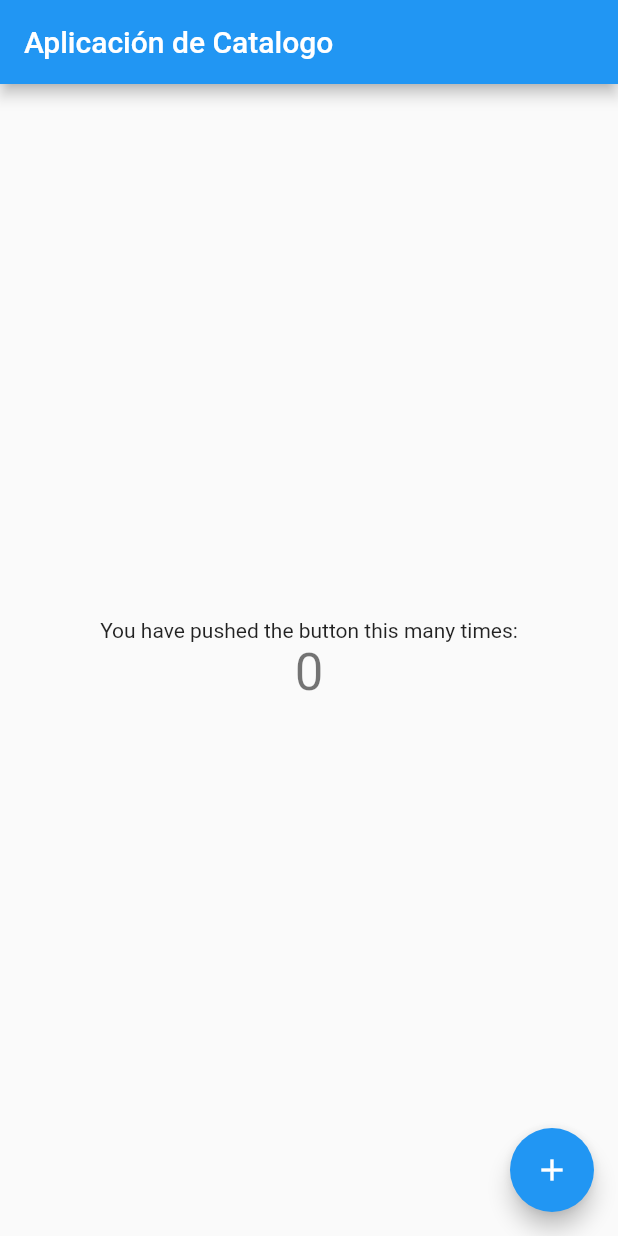
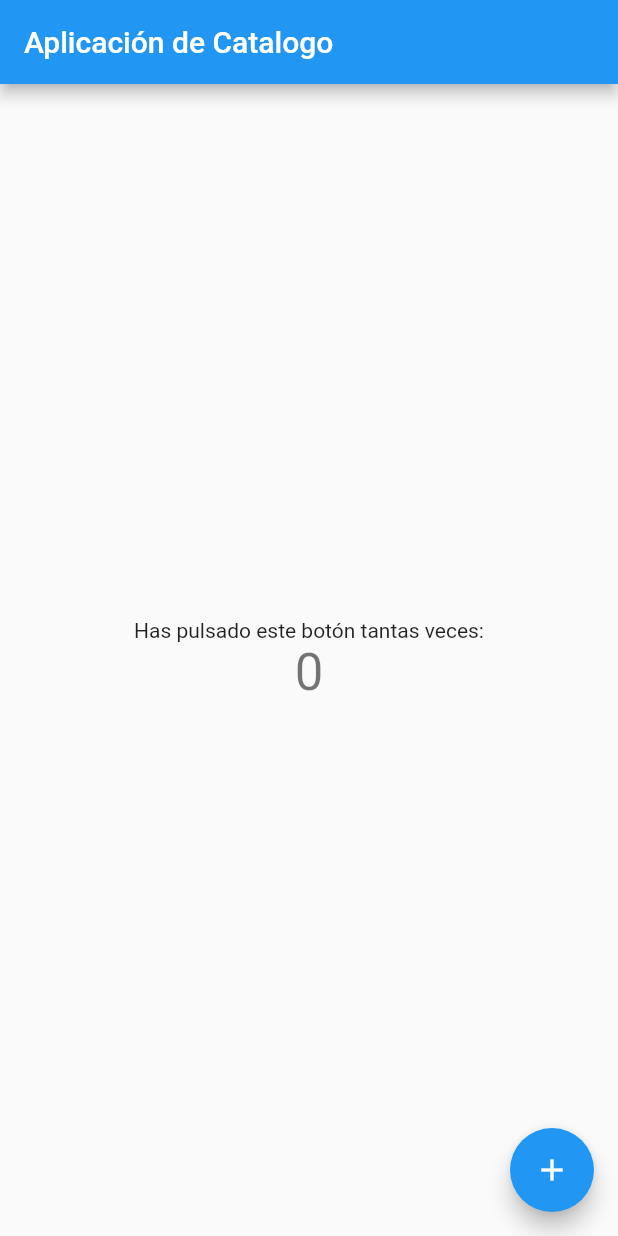
Before and after one commit to lufuz/app_catalogo, a Flutter app: the screen it shows after launch, on a phone screen of 412 x 824 dp. Run offline on Flutter 3.47's test engine with Material 2 defaults, Android fonts, the phone set to English and light mode, and no system bars.

Commit message:
se cambio un texto

```diff
--- a/lib/main.dart
+++ b/lib/main.dart
@@ -96,7 +96,7 @@
           mainAxisAlignment: MainAxisAlignment.center,
           children: <Widget>[
             const Text(
-              'You have pushed the button this many times:',
+              'Has pulsado este botón tantas veces:',
             ),
             Text(
               '$_counter',
```
